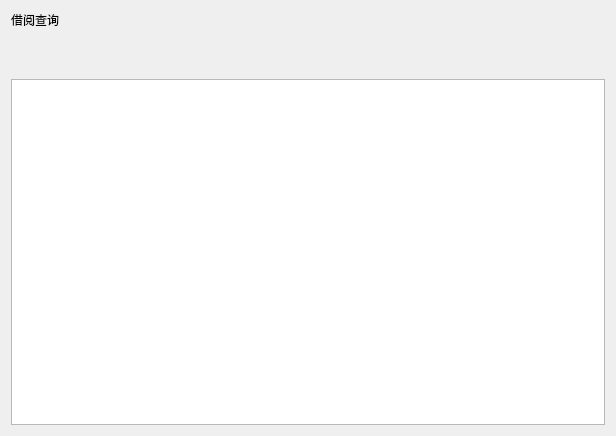
Qt form cell/cell_studentborrowing.ui (jijijitian/QTBookManagerSystem) before a commit.
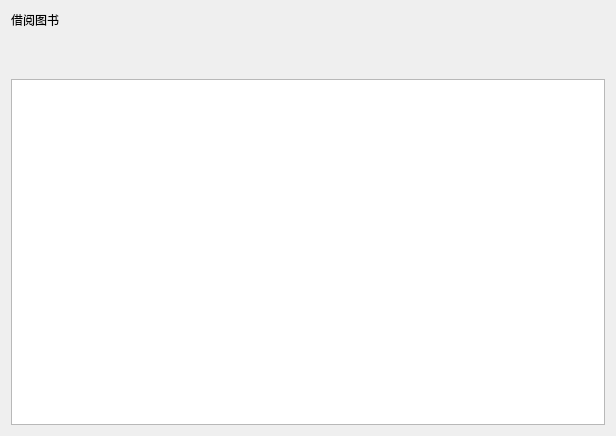
The same form after that commit.

What changed in the file:
```diff
--- a/cell/cell_studentborrowing.ui
+++ b/cell/cell_studentborrowing.ui
@@ -20,7 +20,7 @@
    <item row="0" column="0">
     <widget class="QLabel" name="title">
      <property name="text">
-      <string>借阅查询</string>
+      <string>借阅图书</string>
      </property>
      <property name="name" stdset="0">
       <string>title</string>
```
